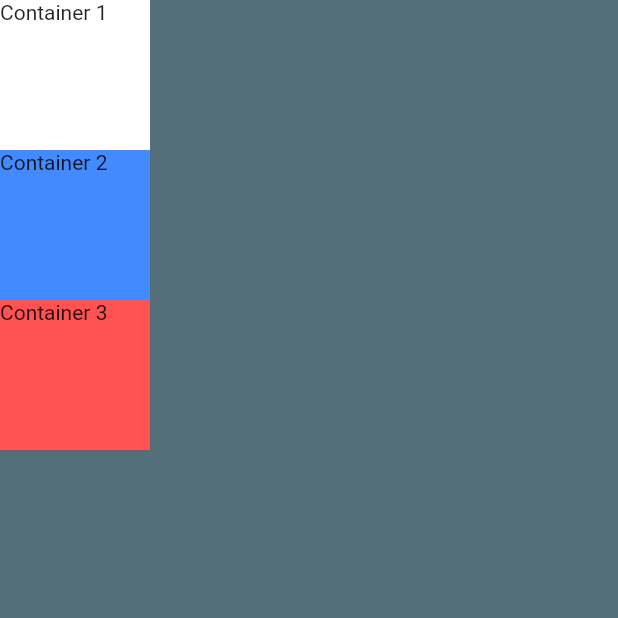
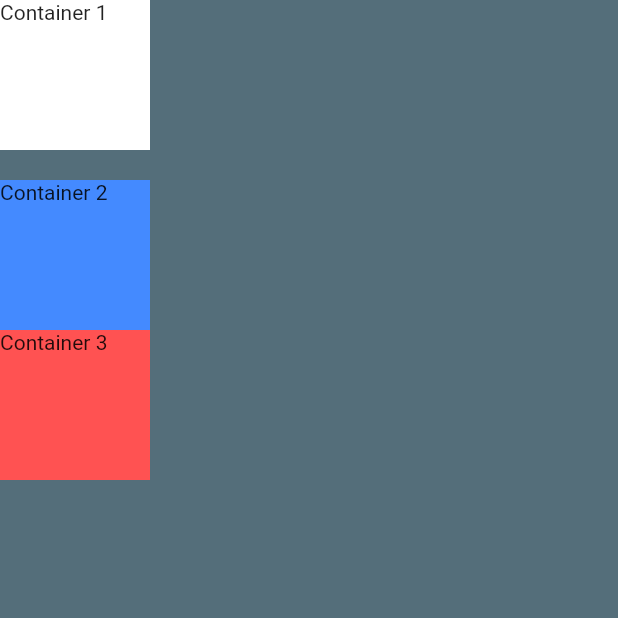
Before and after one commit to bgurtz/flutter_contact_card, a Flutter app: the screen it shows after launch, on a phone screen of 412 x 824 dp, the top half of it. Run offline on Flutter 3.47's test engine with Material 2 defaults, Android fonts, the phone set to English and light mode, and no system bars.

Commit message:
Column Layout Example

```diff
--- a/lib/main.dart
+++ b/lib/main.dart
@@ -18,6 +18,12 @@ class MyApp extends StatelessWidget {
         backgroundColor: Colors.blueGrey[600],
         body: SafeArea(
           child: Column(
+            // mainAxisSize: MainAxisSize.min, // will shrink the size of the column to the min amount needded
+            // mainAxisAlignment: MainAxisAlignment.end, // will move the three boxes to the bottom of the screen,
+            // mainAxisAlignment: MainAxisAlignment.center, // This will move our boxes to the middle of the screen
+            // mainAxisAlignment: MainAxisAlignment.spaceEvenly, // will space the boxes evenly
+            // mainAxisAlignment: MainAxisAlignment.spaceBetween, // this will put a box at the top, one at the bottom, & one in the middle
+            // mainAxisAlignment: MainAxisAlignment.spaceAround, // this is just a bit diffrent then space evenly
             children: <Widget>[
               Container(
                 height: 100,
@@ -25,6 +31,8 @@ class MyApp extends StatelessWidget {
                 color: Colors.white,
                 child: Text('Container 1'),
               ),
+            // The sizedBox adds a little space between our boxes
+              SizedBox(height: 20.0),
               Container(
                 width: 100.0,
                 height: 100.0,
```
